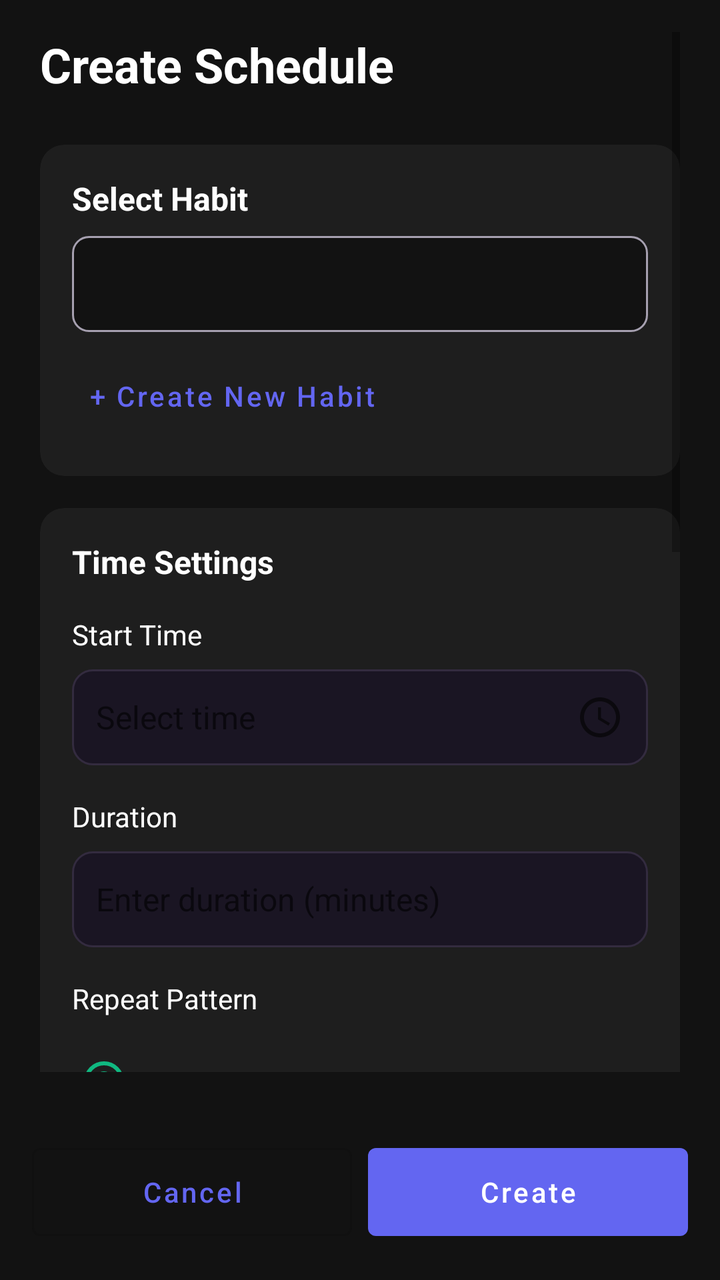
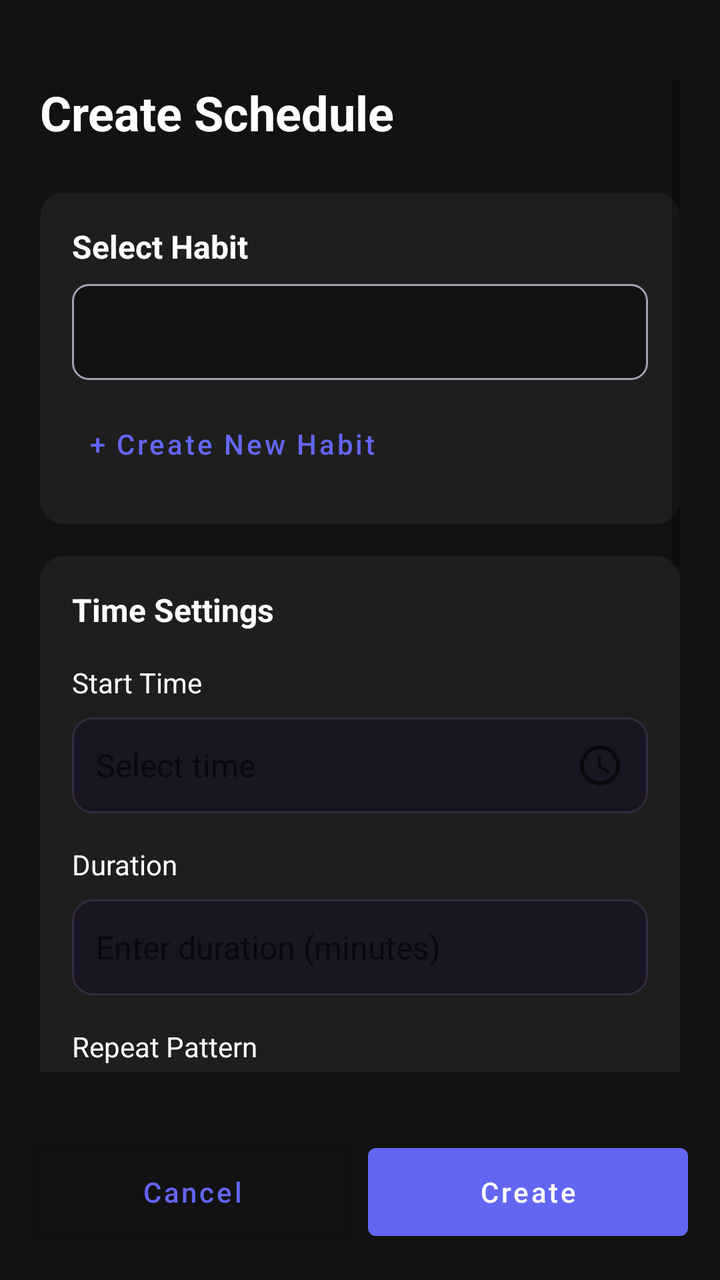

Before-and-after screenshots of an Android layout around one commit, followed by the original layout XML and the change that was made.
<!-- AndroidManifest.xml: application theme Theme.MyApplication -->
<!-- res/layout/activity_create_schedule.xml -->
<?xml version="1.0" encoding="utf-8"?>
<RelativeLayout xmlns:android="http://schemas.android.com/apk/res/android"
    xmlns:app="http://schemas.android.com/apk/res-auto"
    android:layout_width="match_parent"
    android:layout_height="match_parent"
    android:background="@color/bg_default">

    <ScrollView
        android:id="@+id/scrollContent"
        android:layout_width="match_parent"
        android:layout_height="match_parent"
        android:layout_above="@id/bottomButtons"
        android:paddingLeft="20dp"
        android:paddingRight="20dp"
        android:paddingTop="16dp"
        android:paddingBottom="16dp">

        <LinearLayout
            android:layout_width="match_parent"
            android:layout_height="wrap_content"
            android:orientation="vertical">

            
            <TextView
                android:layout_width="match_parent"
                android:layout_height="wrap_content"
                android:text="Create Schedule"
                android:textColor="@color/text_primary"
                android:textSize="24sp"
                android:textStyle="bold"
                android:layout_marginBottom="24dp" />

            
            <com.google.android.material.card.MaterialCardView
                android:layout_width="match_parent"
                android:layout_height="wrap_content"
                android:layout_marginBottom="16dp"
                app:cardBackgroundColor="@color/card_bg"
                app:cardCornerRadius="12dp"
                app:cardElevation="0dp">

                <LinearLayout
                    android:layout_width="match_parent"
                    android:layout_height="wrap_content"
                    android:orientation="vertical"
                    android:padding="16dp">

                    <TextView
                        android:layout_width="wrap_content"
                        android:layout_height="wrap_content"
                        android:text="Select Habit"
                        android:textColor="@color/text_primary"
                        android:textSize="16sp"
                        android:textStyle="bold"
                        android:layout_marginBottom="8dp" />

                    <Spinner
                        android:id="@+id/spHabitName"
                        android:layout_width="match_parent"
                        android:layout_height="48dp"
                        android:background="@drawable/bg_spinner"
                        android:paddingStart="12dp"
                        android:paddingEnd="12dp" />

                    <Button
                        android:id="@+id/btnCreateNewHabit"
                        android:layout_width="wrap_content"
                        android:layout_height="wrap_content"
                        android:text="+ Create New Habit"
                        android:textColor="@color/accent_purple_start"
                        android:textAllCaps="false"
                        style="@style/Widget.MaterialComponents.Button.TextButton"
                        android:layout_marginTop="8dp" />
                </LinearLayout>
            </com.google.android.material.card.MaterialCardView>

            
            <com.google.android.material.card.MaterialCardView
                android:layout_width="match_parent"
                android:layout_height="wrap_content"
                android:layout_marginBottom="16dp"
                app:cardBackgroundColor="@color/card_bg"
                app:cardCornerRadius="12dp"
                app:cardElevation="0dp">

                <LinearLayout
                    android:layout_width="match_parent"
                    android:layout_height="wrap_content"
                    android:orientation="vertical"
                    android:padding="16dp">

                    <TextView
                        android:layout_width="wrap_content"
                        android:layout_height="wrap_content"
                        android:text="Time Settings"
                        android:textColor="@color/text_primary"
                        android:textSize="16sp"
                        android:textStyle="bold"
                        android:layout_marginBottom="16dp" />

                    
                    <LinearLayout
                        android:layout_width="match_parent"
                        android:layout_height="wrap_content"
                        android:orientation="vertical"
                        android:layout_marginBottom="16dp">

                        <TextView
                            android:layout_width="wrap_content"
                            android:layout_height="wrap_content"
                            android:text="Start Time"
                            android:textColor="@color/text_primary"
                            android:textSize="14sp"
                            android:layout_marginBottom="8dp" />

                        <EditText
                            android:id="@+id/etStartTime"
                            android:layout_width="match_parent"
                            android:layout_height="48dp"
                            android:background="@drawable/bg_input"
                            android:hint="Select time"
                            android:paddingStart="12dp"
                            android:paddingEnd="12dp"
                            android:focusable="false"
                            android:drawableEnd="@drawable/ic_time"
                            android:textSize="16sp" />
                    </LinearLayout>

                    
                    <LinearLayout
                        android:layout_width="match_parent"
                        android:layout_height="wrap_content"
                        android:orientation="vertical"
                        android:layout_marginBottom="16dp">

                        <TextView
                            android:layout_width="wrap_content"
                            android:layout_height="wrap_content"
                            android:text="Duration"
                            android:textColor="@color/text_primary"
                            android:textSize="14sp"
                            android:layout_marginBottom="8dp" />

                        <EditText
                            android:id="@+id/etDuration"
                            android:layout_width="match_parent"
                            android:layout_height="48dp"
                            android:background="@drawable/bg_input"
                            android:hint="Enter duration (minutes)"
                            android:inputType="number"
                            android:paddingStart="12dp"
                            android:paddingEnd="12dp"
                            android:textSize="16sp" />
                    </LinearLayout>

                    
                    <TextView
                        android:layout_width="wrap_content"
                        android:layout_height="wrap_content"
                        android:text="Repeat Pattern"
                        android:textColor="@color/text_primary"
                        android:textSize="14sp"
                        android:layout_marginBottom="8dp" />

                    <RadioGroup
                        android:id="@+id/rgRepeatPattern"
                        android:layout_width="match_parent"
                        android:layout_height="wrap_content"
                        android:orientation="vertical">

                        <RadioButton
                            android:id="@+id/rbNone"
                            android:layout_width="match_parent"
                            android:layout_height="wrap_content"
                            android:text="None"
                            android:checked="true" />

                        <RadioButton
                            android:id="@+id/rbDaily"
                            android:layout_width="match_parent"
                            android:layout_height="wrap_content"
                            android:text="Daily" />

                        <RadioButton
                            android:id="@+id/rbWeekdays"
                            android:layout_width="match_parent"
                            android:layout_height="wrap_content"
                            android:text="Weekdays" />

                        <RadioButton
                            android:id="@+id/rbWeekends"
                            android:layout_width="match_parent"
                            android:layout_height="wrap_content"
                            android:text="Weekends" />

                        <RadioButton
                            android:id="@+id/rbCustom"
                            android:layout_width="match_parent"
                            android:layout_height="wrap_content"
                            android:text="Custom" />
                    </RadioGroup>

                    
                    <LinearLayout
                        android:id="@+id/layoutCustomDays"
                        android:layout_width="match_parent"
                        android:layout_height="wrap_content"
                        android:orientation="vertical"
                        android:visibility="gone"
                        android:layout_marginTop="16dp">

                        <TextView
                            android:layout_width="wrap_content"
                            android:layout_height="wrap_content"
                            android:text="Select Days"
                            android:textColor="@color/text_primary"
                            android:textSize="14sp"
                            android:layout_marginBottom="8dp" />

                        <com.google.android.material.chip.ChipGroup
                            android:id="@+id/chipGroupDays"
                            android:layout_width="match_parent"
                            android:layout_height="wrap_content"
                            app:singleSelection="false">

                            <com.google.android.material.chip.Chip
                                android:id="@+id/chipMonday"
                                android:layout_width="wrap_content"
                                android:layout_height="wrap_content"
                                android:text="Mon"
                                style="@style/Widget.MaterialComponents.Chip.Choice" />

                            <com.google.android.material.chip.Chip
                                android:id="@+id/chipTuesday"
                                android:layout_width="wrap_content"
                                android:layout_height="wrap_content"
                                android:text="Tue"
                                style="@style/Widget.MaterialComponents.Chip.Choice" />

                            <com.google.android.material.chip.Chip
                                android:id="@+id/chipWednesday"
                                android:layout_width="wrap_content"
                                android:layout_height="wrap_content"
                                android:text="Wed"
                                style="@style/Widget.MaterialComponents.Chip.Choice" />

                            <com.google.android.material.chip.Chip
                                android:id="@+id/chipThursday"
                                android:layout_width="wrap_content"
                                android:layout_height="wrap_content"
                                android:text="Thu"
                                style="@style/Widget.MaterialComponents.Chip.Choice" />

                            <com.google.android.material.chip.Chip
                                android:id="@+id/chipFriday"
                                android:layout_width="wrap_content"
                                android:layout_height="wrap_content"
                                android:text="Fri"
                                style="@style/Widget.MaterialComponents.Chip.Choice" />

                            <com.google.android.material.chip.Chip
                                android:id="@+id/chipSaturday"
                                android:layout_width="wrap_content"
                                android:layout_height="wrap_content"
                                android:text="Sat"
                                style="@style/Widget.MaterialComponents.Chip.Choice" />

                            <com.google.android.material.chip.Chip
                                android:id="@+id/chipSunday"
                                android:layout_width="wrap_content"
                                android:layout_height="wrap_content"
                                android:text="Sun"
                                style="@style/Widget.MaterialComponents.Chip.Choice" />
                        </com.google.android.material.chip.ChipGroup>

                        <TextView
                            android:layout_width="wrap_content"
                            android:layout_height="wrap_content"
                            android:text="Number of Weeks"
                            android:textColor="@color/text_primary"
                            android:textSize="14sp"
                            android:layout_marginTop="16dp"
                            android:layout_marginBottom="8dp" />

                        <EditText
                            android:id="@+id/etNumberOfWeeks"
                            android:layout_width="match_parent"
                            android:layout_height="48dp"
                            android:background="@drawable/bg_input"
                            android:hint="Enter number of weeks"
                            android:inputType="number"
                            android:paddingStart="12dp"
                            android:paddingEnd="12dp"
                            android:textSize="16sp" />
                    </LinearLayout>
                </LinearLayout>
            </com.google.android.material.card.MaterialCardView>

            
            <com.google.android.material.card.MaterialCardView
                android:layout_width="match_parent"
                android:layout_height="wrap_content"
                android:layout_marginBottom="16dp"
                app:cardBackgroundColor="@color/card_bg"
                app:cardCornerRadius="12dp"
                app:cardElevation="0dp">

                <LinearLayout
                    android:layout_width="match_parent"
                    android:layout_height="wrap_content"
                    android:orientation="vertical"
                    android:padding="16dp">

                    <TextView
                        android:layout_width="wrap_content"
                        android:layout_height="wrap_content"
                        android:text="Partners (Optional)"
                        android:textColor="@color/text_primary"
                        android:textSize="16sp"
                        android:textStyle="bold"
                        android:layout_marginBottom="16dp" />

                    <com.google.android.material.chip.ChipGroup
                        android:id="@+id/chipGroupPartners"
                        android:layout_width="match_parent"
                        android:layout_height="wrap_content"
                        android:layout_marginBottom="8dp" />

                    <Button
                        android:id="@+id/btnAddPartner"
                        android:layout_width="match_parent"
                        android:layout_height="48dp"
                        android:text="+ Add Partner"
                        android:textColor="@color/text_primary"
                        android:textAllCaps="false"
                        style="@style/Widget.MaterialComponents.Button.OutlinedButton" />
                </LinearLayout>
            </com.google.android.material.card.MaterialCardView>

            
            <com.google.android.material.card.MaterialCardView
                android:layout_width="match_parent"
                android:layout_height="wrap_content"
                android:layout_marginBottom="16dp"
                app:cardBackgroundColor="@color/card_bg"
                app:cardCornerRadius="12dp"
                app:cardElevation="0dp">

                <LinearLayout
                    android:layout_width="match_parent"
                    android:layout_height="wrap_content"
                    android:orientation="vertical"
                    android:padding="16dp">

                    <TextView
                        android:layout_width="wrap_content"
                        android:layout_height="wrap_content"
                        android:text="Notes"
                        android:textColor="@color/text_primary"
                        android:textSize="16sp"
                        android:textStyle="bold"
                        android:layout_marginBottom="8dp" />

                    <EditText
                        android:id="@+id/etNotes"
                        android:layout_width="match_parent"
                        android:layout_height="wrap_content"
                        android:background="@drawable/bg_input"
                        android:hint="Add notes..."
                        android:minHeight="96dp"
                        android:gravity="top"
                        android:padding="12dp"
                        android:textSize="16sp" />
                </LinearLayout>
            </com.google.android.material.card.MaterialCardView>
        </LinearLayout>
    </ScrollView>

    
    <LinearLayout
        android:id="@+id/bottomButtons"
        android:layout_width="match_parent"
        android:layout_height="wrap_content"
        android:layout_alignParentBottom="true"
        android:orientation="horizontal"
        android:padding="16dp"
        android:background="@color/bg_default">

        <Button
            android:id="@+id/btnCancel"
            android:layout_width="0dp"
            android:layout_height="56dp"
            android:layout_weight="1"
            android:text="Cancel"
            android:textAllCaps="false"
            style="@style/Widget.MaterialComponents.Button.OutlinedButton"
            android:layout_marginEnd="8dp" />

        <Button
            android:id="@+id/btnCreate"
            android:layout_width="0dp"
            android:layout_height="56dp"
            android:layout_weight="1"
            android:text="Create"
            android:textAllCaps="false"
            style="@style/Widget.MaterialComponents.Button.UnelevatedButton" />
    </LinearLayout>
</RelativeLayout>
<!-- resources referenced by this layout -->
<resources>
  <color name="accent_purple_start">#6366F1</color>
  <color name="bg_default">#121212</color>
  <color name="card_bg">#1E1E1E</color>
  <color name="text_primary">#FFFFFF</color>
  <!-- drawable bg_input (drawable) -->
  <?xml version="1.0" encoding="utf-8"?>
  <shape xmlns:android="http://schemas.android.com/apk/res/android" android:shape="rectangle">
      <solid android:color="@color/input_bg" />
      <stroke android:width="1dp" android:color="@color/input_stroke" />
      <corners android:radius="10dp" />
      <padding android:left="12dp" android:top="12dp" android:right="12dp" android:bottom="12dp" />
  </shape>
  <!-- drawable bg_spinner (drawable) -->
  <?xml version="1.0" encoding="utf-8"?>
  <shape xmlns:android="http://schemas.android.com/apk/res/android">
      <solid android:color="@color/bg_default" />
      <corners android:radius="8dp" />
      <stroke
          android:width="1dp"
          android:color="@color/text_secondary" />
  </shape>
  <!-- drawable ic_time (drawable) -->
  <?xml version="1.0" encoding="utf-8"?>
  <vector xmlns:android="http://schemas.android.com/apk/res/android"
      android:width="24dp"
      android:height="24dp"
      android:viewportWidth="24"
      android:viewportHeight="24"
      android:tint="?attr/colorControlNormal">
      <path
          android:fillColor="@android:color/white"
          android:pathData="M11.99,2C6.47,2 2,6.48 2,12s4.47,10 9.99,10C17.52,22 22,17.52 22,12S17.52,2 11.99,2zM12,20c-4.42,0 -8,-3.58 -8,-8s3.58,-8 8,-8 8,3.58 8,8 -3.58,8 -8,8z"/>
      <path
          android:fillColor="@android:color/white"
          android:pathData="M12.5,7H11v6l5.25,3.15 0.75,-1.23 -4.5,-2.67z"/>
  </vector>
  <style name="Theme.MyApplication" parent="Theme.MaterialComponents.DayNight.DarkActionBar">
          
          <item name="colorPrimary">@color/accent_purple_start</item>
          <item name="colorPrimaryVariant">@color/accent_purple_end</item>
          <item name="colorOnPrimary">@color/text_primary</item>
  
          <item name="colorSecondary">@color/accent_green</item>
          <item name="colorOnSecondary">@color/text_primary</item>
  
          <item name="android:statusBarColor">@color/bg_default</item>
          <item name="android:navigationBarColor">@color/bg_default</item>
  
          
          <item name="android:colorBackground">@color/bg_default</item>
          <item name="android:textColor">@color/text_primary</item>
          <item name="android:windowBackground">@color/bg_default</item>
      </style>
  <color name="input_bg">#1A1523</color>
  <color name="input_stroke">#332B3F</color>
  <color name="text_secondary">#A6A0B0</color>
  <color name="accent_purple_end">#8B5CF6</color>
  <color name="accent_green">#10B981</color>
</resources>

<!-- the commit's change to res/layout/activity_create_schedule.xml (unified diff, before → after) -->
@@ -12,7 +12,7 @@
         android:layout_above="@id/bottomButtons"
         android:paddingLeft="20dp"
         android:paddingRight="20dp"
-        android:paddingTop="16dp"
+        android:paddingTop="40dp"
         android:paddingBottom="16dp">
 
         <LinearLayout
<!-- resource entries referenced after the edit -->
@@ -36,7 +36,7 @@
           android:fillColor="@android:color/white"
           android:pathData="M12.5,7H11v6l5.25,3.15 0.75,-1.23 -4.5,-2.67z"/>
   </vector>
-  <style name="Theme.MyApplication" parent="Theme.MaterialComponents.DayNight.DarkActionBar">
+  <style name="Theme.MyApplication" parent="Theme.MaterialComponents.DayNight.NoActionBar">
           
           <item name="colorPrimary">@color/accent_purple_start</item>
           <item name="colorPrimaryVariant">@color/accent_purple_end</item>
